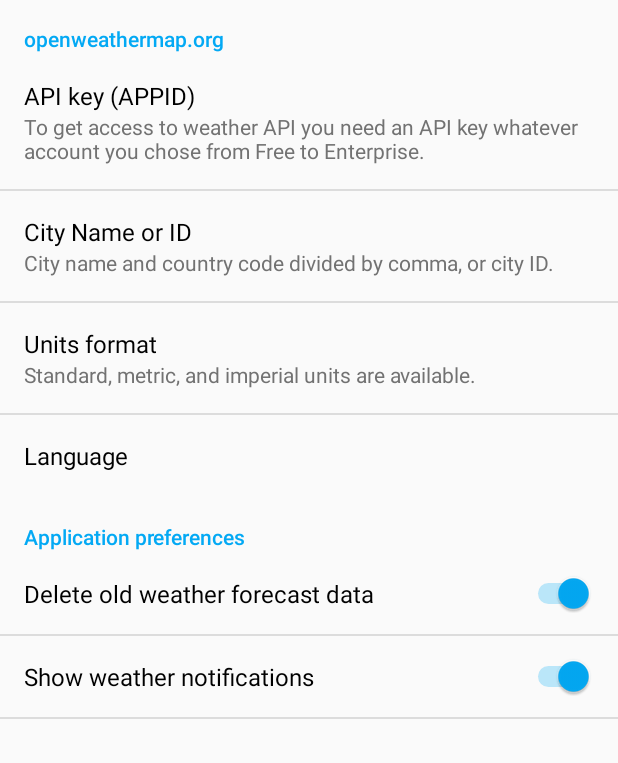
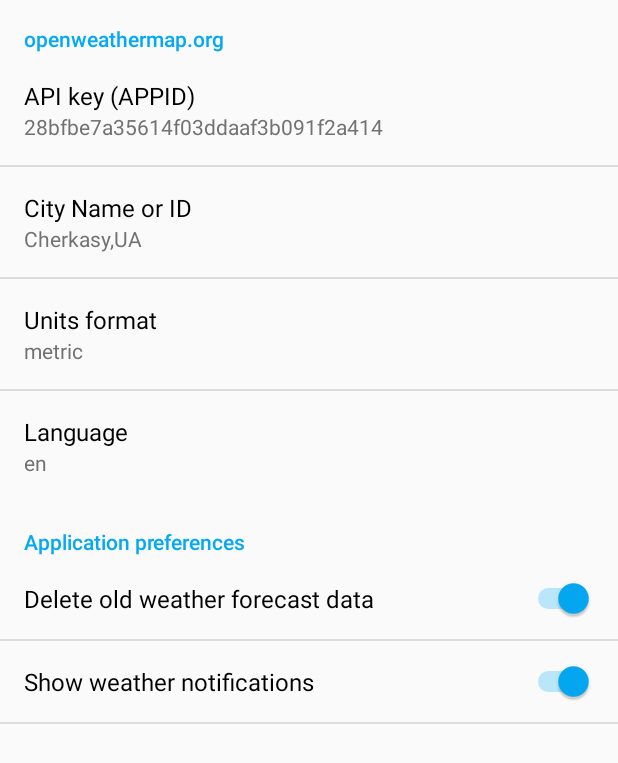
Before and after one commit to trigor74/weatherviewer, an Android app: the fragment AppPreferencesFragment shown on its own in the app's theme, on a phone screen of 412 x 824 dp. Shown: the top 763 px of the screen. Run offline under Robolectric (Android 15) with nearby library versions, the phone set to English and light mode, and no system bars.

Commit message:
Fixed preferences summary

```diff
--- a/app/src/main/java/com/itrifonov/weatherviewer/fragments/AppPreferencesFragment.java
+++ b/app/src/main/java/com/itrifonov/weatherviewer/fragments/AppPreferencesFragment.java
@@ -4,6 +4,7 @@
 import android.os.Bundle;
 import android.preference.Preference;
 import android.preference.PreferenceFragment;
+import android.preference.PreferenceManager;
 
 import com.itrifonov.weatherviewer.R;
 import com.itrifonov.weatherviewer.services.ServiceHelper;
@@ -14,6 +15,16 @@
     public void onCreate(Bundle savedInstanceState) {
         super.onCreate(savedInstanceState);
         addPreferencesFromResource(R.xml.preferences);
+
+        SharedPreferences preferences = PreferenceManager.getDefaultSharedPreferences(getActivity().getApplicationContext());
+        findPreference(getString(R.string.settings_appid_key))
+                .setSummary(preferences.getString(getString(R.string.settings_appid_key), getString(R.string.settings_appid_default)));
+        findPreference(getString(R.string.settings_city_key))
+                .setSummary(preferences.getString(getString(R.string.settings_city_key), getString(R.string.settings_city_default)));
+        findPreference(getString(R.string.settings_units_key))
+                .setSummary(preferences.getString(getString(R.string.settings_units_key), getString(R.string.settings_units_default)));
+        findPreference(getString(R.string.settings_language_key))
+                .setSummary(preferences.getString(getString(R.string.settings_language_key), getString(R.string.settings_language_default)));
     }
 
     @Override
@@ -35,7 +46,7 @@
         if (key.equals(getString(R.string.settings_language_key))) {
             Preference langPref = findPreference(key);
             langPref.setSummary(sharedPreferences.getString(key, ""));
-        } else {
+        }
         if (key.equals(getString(R.string.settings_show_notifications_key))) {
             Boolean showNotifications = sharedPreferences.getBoolean(
                     getString(R.string.settings_show_notifications_key),
@@ -48,4 +59,3 @@
         }
     }
 }
-}
--- a/app/src/main/res/values/preferences.xml
+++ b/app/src/main/res/values/preferences.xml
@@ -3,17 +3,17 @@
     <string name="settings_appid_key">API_KEY</string>
     <string name="settings_appid_title">API key (APPID)</string>
     <string name="settings_appid_dialog_title">Enter API key (APPID)</string>
-    <string name="settings_appid_summary">To get access to weather API you need an API key whatever account you chose from Free to Enterprise.</string>
+    <string name="settings_appid_hint">To get access to weather API you need an API key whatever account you chose from Free to Enterprise.</string>
     <string name="settings_appid_default">28bfbe7a35614f03ddaaf3b091f2a414</string>
     <string name="settings_city_key">CITY</string>
     <string name="settings_city_title">City Name or ID</string>
     <string name="settings_city_dialog_title">Enter City Name or ID</string>
-    <string name="settings_city_summary">City name and country code divided by comma, or city ID.</string>
+    <string name="settings_city_hint">City name and country code divided by comma, or city ID.</string>
     <string name="settings_city_default">Cherkasy,UA</string>
     <string name="settings_units_key">UNITS</string>
     <string name="settings_units_title">Units format</string>
     <string name="settings_units_dialog_title">Choose units format</string>
-    <string name="settings_units_summary">Standard, metric, and imperial units are available.</string>
+    <string name="settings_units_hint">Standard, metric, and imperial units are available.</string>
     <string name="settings_units_default">metric</string>
     <string name="settings_language_key">LANGUAGE</string>
     <string name="settings_language_title">Language</string>
--- a/app/src/main/res/xml/preferences.xml
+++ b/app/src/main/res/xml/preferences.xml
@@ -6,14 +6,12 @@
             android:key="@string/settings_appid_key"
             android:title="@string/settings_appid_title"
             android:dialogTitle="@string/settings_appid_dialog_title"
-            android:summary="@string/settings_appid_summary"
             android:defaultValue="@string/settings_appid_default"
             />
         <EditTextPreference
             android:key="@string/settings_city_key"
             android:title="@string/settings_city_title"
             android:dialogTitle="@string/settings_city_dialog_title"
-            android:summary="@string/settings_city_summary"
             android:defaultValue="@string/settings_city_default"
             />
 
@@ -21,7 +19,6 @@
             android:key="@string/settings_units_key"
             android:title="@string/settings_units_title"
             android:dialogTitle="@string/settings_units_dialog_title"
-            android:summary="@string/settings_units_summary"
             android:entries="@array/settings_units_names"
             android:entryValues="@array/settings_units_values"
             android:defaultValue="@string/settings_units_default"
```
Lines whose indentation alone changed are shown as unchanged.
